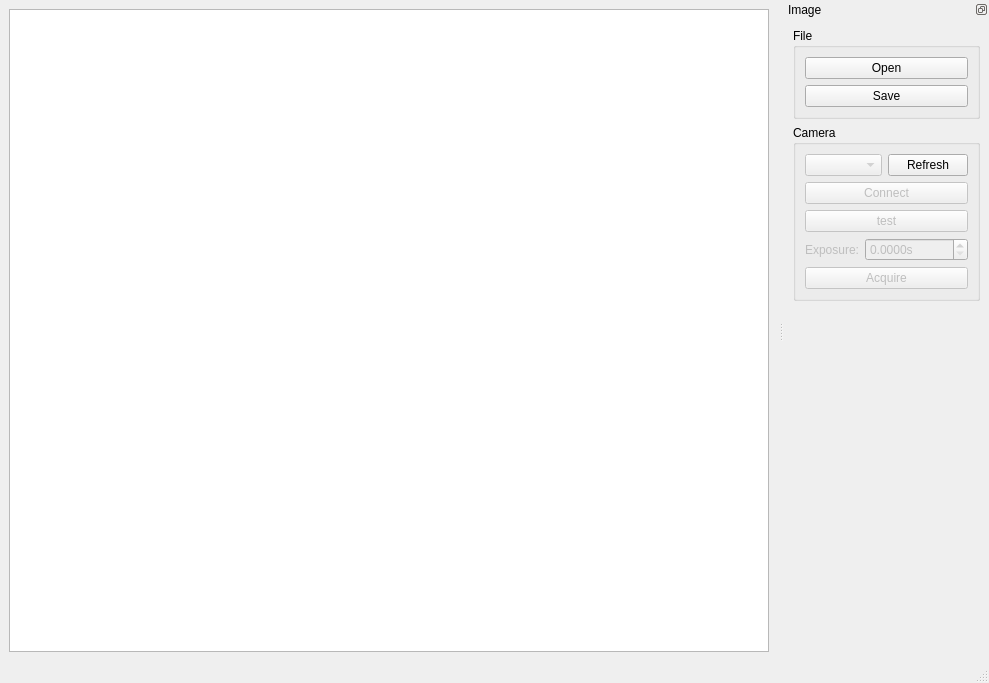
This is acquisition/andor/direct_manip.ui in zachrahan/zplab as Qt 5 draws it before an edit. The edited form follows.
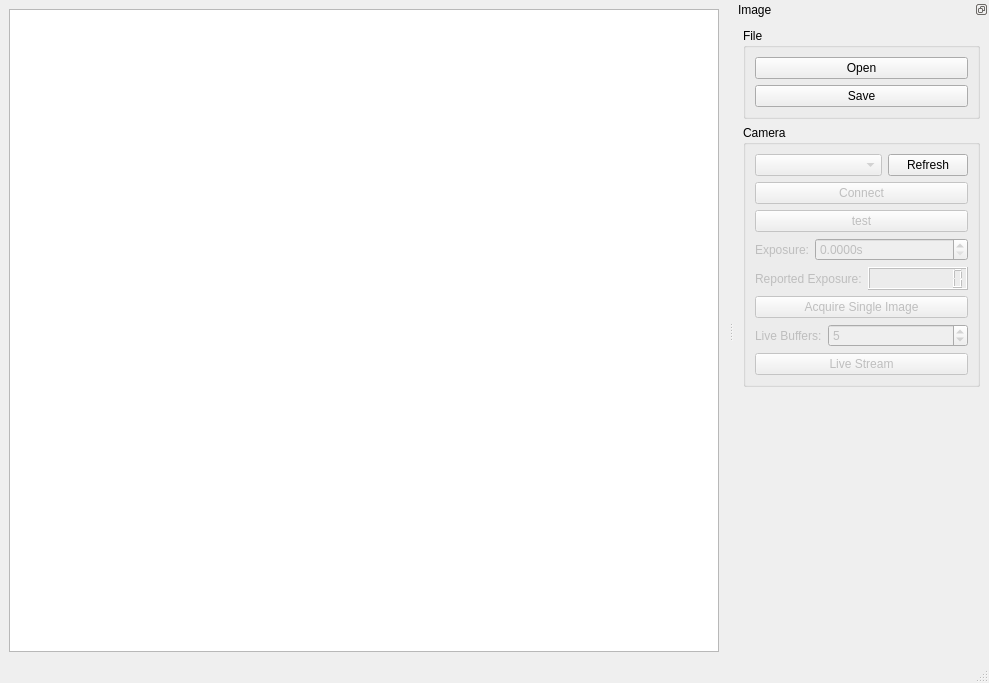
This is the edited form.

Commit message: Get live streaming working.

Patch:
```diff
--- a/acquisition/andor/direct_manip.ui
+++ b/acquisition/andor/direct_manip.ui
@@ -167,6 +167,52 @@
           </item>
          </layout>
         </item>
+        <item>
+         <layout class="QHBoxLayout" name="horizontalLayout_4">
+          <item>
+           <widget class="QLabel" name="actualExposureTimeLabel">
+            <property name="enabled">
+             <bool>false</bool>
+            </property>
+            <property name="text">
+             <string>Reported Exposure:</string>
+            </property>
+           </widget>
+          </item>
+          <item>
+           <widget class="QLCDNumber" name="actualExposureTimeLcdDisplay">
+            <property name="enabled">
+             <bool>false</bool>
+            </property>
+            <property name="sizePolicy">
+             <sizepolicy hsizetype="Preferred" vsizetype="Preferred">
+              <horstretch>0</horstretch>
+              <verstretch>0</verstretch>
+             </sizepolicy>
+            </property>
+            <property name="digitCount">
+             <number>9</number>
+            </property>
+            <property name="segmentStyle">
+             <enum>QLCDNumber::Filled</enum>
+            </property>
+           </widget>
+          </item>
+          <item>
+           <spacer name="horizontalSpacer">
+            <property name="orientation">
+             <enum>Qt::Horizontal</enum>
+            </property>
+            <property name="sizeHint" stdset="0">
+             <size>
+              <width>0</width>
+              <height>0</height>
+             </size>
+            </property>
+           </spacer>
+          </item>
+         </layout>
+        </item>
         <item>
          <widget class="QPushButton" name="acquireButton">
           <property name="enabled">
@@ -176,7 +222,68 @@
            <string>Expose for specified time and get resulting image</string>
           </property>
           <property name="text">
-           <string>Acquire</string>
+           <string>Acquire Single Image</string>
+          </property>
+         </widget>
+        </item>
+        <item>
+         <layout class="QHBoxLayout" name="horizontalLayout_5">
+          <item>
+           <widget class="QLabel" name="liveStreamBufferCountLabel">
+            <property name="enabled">
+             <bool>false</bool>
+            </property>
+            <property name="text">
+             <string>Live Buffers:</string>
+            </property>
+           </widget>
+          </item>
+          <item>
+           <widget class="QSpinBox" name="liveStreamBufferCountSpinBox">
+            <property name="enabled">
+             <bool>false</bool>
+            </property>
+            <property name="sizePolicy">
+             <sizepolicy hsizetype="Expanding" vsizetype="Fixed">
+              <horstretch>0</horstretch>
+              <verstretch>0</verstretch>
+             </sizepolicy>
+            </property>
+            <property name="suffix">
+             <string/>
+            </property>
+            <property name="minimum">
+             <number>1</number>
+            </property>
+            <property name="value">
+             <number>5</number>
+            </property>
+           </widget>
+          </item>
+         </layout>
+        </item>
+        <item>
+         <widget class="QPushButton" name="startStopLiveStreamButton">
+          <property name="enabled">
+           <bool>false</bool>
+          </property>
+          <property name="text">
+           <string>Live Stream</string>
+          </property>
+          <property name="checkable">
+           <bool>false</bool>
+          </property>
+          <property name="checked">
+           <bool>false</bool>
+          </property>
+          <property name="autoExclusive">
+           <bool>false</bool>
+          </property>
+          <property name="default">
+           <bool>false</bool>
+          </property>
+          <property name="flat">
+           <bool>false</bool>
           </property>
          </widget>
         </item>
```
Left out of the diff: 41 changed lines with no effect on the pictures. The commit also changes 7 other files.
